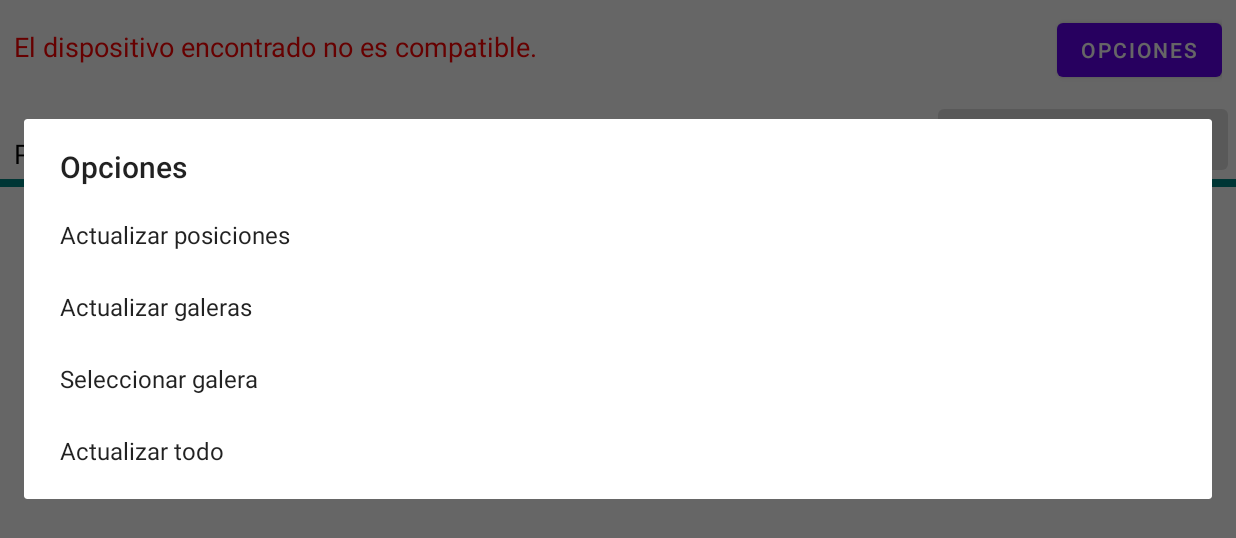
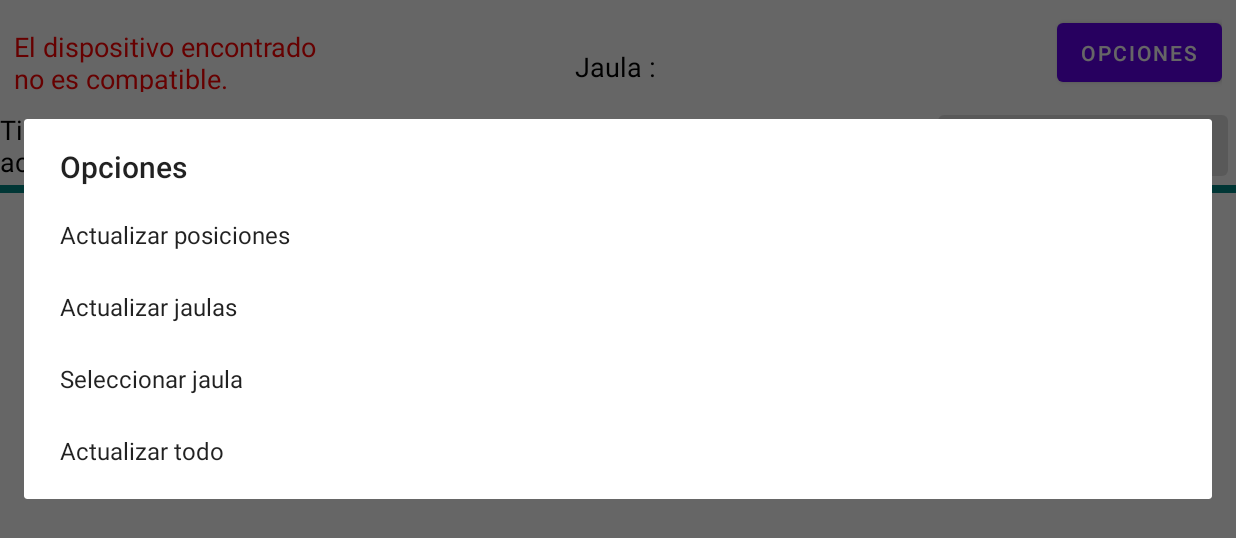
Before and after one commit to ArnoldMedinaBenavente/URA4-APP, an Android app: the screen it shows after launch (MainActivity), after a tap on "OPCIONES", on a phone screen of 824 x 412 dp (held sideways). Shown: the top 538 px of the screen. Run offline under Robolectric (Android 15) with nearby library versions, the phone set to English and light mode, and no system bars; our stand-ins replace Volley; network calls fail.

Commit message:
update 1

```diff
--- a/MiddlewareURAN/app/src/main/java/com/middlewareUran/Constantes.java
+++ b/MiddlewareURAN/app/src/main/java/com/middlewareUran/Constantes.java
@@ -2,7 +2,7 @@ package com.middlewareUran;
 
 public class Constantes {
     static String port;
-     String urlApi = "https://cemex.grupohqh.com/api";
+     String urlApi = "http://wurth.grupohqh.com/api";
 
 
 
--- a/MiddlewareURAN/app/src/main/java/com/middlewareUran/database/ConnectionHelperDb.java
+++ b/MiddlewareURAN/app/src/main/java/com/middlewareUran/database/ConnectionHelperDb.java
@@ -20,6 +20,9 @@ public class ConnectionHelperDb extends SQLiteOpenHelper {
     final String CREATE_TABLE_ERRORS = "CREATE TABLE errors (idRegistry INTEGER PRIMARY KEY, error TEXT,date TEXT)";
     final String CREATE_TABLE_TAGS = "CREATE TABLE tags (idRegistry INTEGER PRIMARY KEY, id TEXT,epc TEXT, idStation TEXT)";
 
+    final String CREATE_TABLE_CAGES = "CREATE TABLE cages (idRegistry INTEGER PRIMARY KEY, id TEXT,id_customer TEXT,code TEXT," +
+            "manager TEXT,status TEXT,selected TEXT, name_customer TEXT)";
+
     public ConnectionHelperDb(@Nullable Context context, @Nullable String name, @Nullable SQLiteDatabase.CursorFactory factory, int version) {
         super(context, name, factory, version);
     }
@@ -33,7 +36,7 @@ public class ConnectionHelperDb extends SQLiteOpenHelper {
         db.execSQL(CREATE_TABLE_STATIONS_LOG);
         db.execSQL(CREATE_TABLE_ERRORS);
         db.execSQL(CREATE_TABLE_TAGS);
-
+        db.execSQL(CREATE_TABLE_CAGES);
     }
 
     @Override
--- a/MiddlewareURAN/app/src/main/res/layout/activity_main.xml
+++ b/MiddlewareURAN/app/src/main/res/layout/activity_main.xml
@@ -11,23 +11,24 @@
         android:layout_width="match_parent"
         android:layout_height="wrap_content"
         android:orientation="horizontal">
+
         <LinearLayout
-            android:layout_weight="1"
-            android:layout_width="wrap_content"
+            android:layout_width="123dp"
             android:layout_height="match_parent"
             android:layout_gravity="top"
             android:layout_marginTop="9dp"
-            android:padding="9dp"
-            android:orientation="horizontal">
+            android:layout_weight="1"
+            android:orientation="horizontal"
+            android:padding="9dp">
 
             <TextView
                 android:id="@+id/txtStatus"
                 android:layout_width="wrap_content"
                 android:layout_height="match_parent"
                 android:text="Status"
-            android:textSize="18dp"
-        />
+                android:textSize="18dp" />
         </LinearLayout>
+
         <LinearLayout
             android:layout_weight="1"
             android:layout_width="wrap_content"
@@ -45,19 +46,52 @@
                 />
 
         </LinearLayout>
+
         <LinearLayout
+            android:layout_width="wrap_content"
+            android:layout_height="61dp"
+            android:layout_gravity="center"
+            android:layout_marginTop="9dp"
             android:layout_weight="1"
+            android:orientation="horizontal"
+            android:padding="9dp">
+
+            <TextView
+                android:id="@+id/textView_galera"
                 android:layout_width="wrap_content"
-            android:layout_height="match_parent"
+                android:layout_height="wrap_content"
+                android:layout_gravity="center"
+                android:layout_weight="1"
+                android:text="Jaula : "
+                android:textColor="@color/black"
+                android:textSize="18dp" />
+
+            <TextView
+                android:id="@+id/textView_selected_galera"
+                android:layout_width="wrap_content"
+                android:layout_height="wrap_content"
+                android:layout_gravity="center"
+                android:layout_weight="1"
+                android:text=" "
+                android:textColor="@color/black"
+                android:textSize="18dp" />
+
+
+        </LinearLayout>
+
+        <LinearLayout
+            android:layout_width="136dp"
+            android:layout_height="wrap_content"
             android:layout_gravity="top"
-            android:padding="9dp"
+            android:layout_weight="1"
             android:gravity="right"
-            android:orientation="horizontal">
+            android:orientation="horizontal"
+            android:padding="9dp">
 
             <Button
                 android:id="@+id/button_options"
                 android:layout_width="wrap_content"
-                android:layout_height="wrap_content"
+                android:layout_height="51dp"
                 android:text="Opciones" />
         </LinearLayout>
     </LinearLayout>
@@ -65,6 +99,33 @@
         android:layout_width="match_parent"
         android:layout_height="wrap_content"
         android:orientation="horizontal">
+
+        <LinearLayout
+            android:layout_width="155dp"
+            android:layout_height="match_parent"
+            android:layout_weight="1"
+            android:gravity="top"
+            android:orientation="horizontal">
+
+            <TextView
+                android:id="@+id/textView_time"
+                android:layout_width="113dp"
+                android:layout_height="wrap_content"
+                android:layout_gravity="center"
+                android:layout_weight="1"
+                android:text="Tiempo de actualización : "
+                android:textColor="@color/black"
+                android:textSize="18dp" />
+
+            <Spinner
+                android:id="@+id/spinnerTimeAntenna"
+                android:layout_width="58dp"
+                android:layout_height="wrap_content"
+                android:layout_gravity="center"
+                android:layout_weight="1"
+                android:entries="@array/time_antenna_values"></Spinner>
+
+        </LinearLayout>
 
         <LinearLayout
             android:layout_width="wrap_content"
@@ -89,41 +150,8 @@
                 android:id="@+id/spinnerPowerAntenna"
                 android:layout_width="wrap_content"
                 android:layout_height="wrap_content"
-                android:entries="@array/power_antenna_values"
-                android:layout_gravity="center">
-            </Spinner>
-
-        </LinearLayout>
-
-        <LinearLayout
-            android:layout_weight="1"
-            android:layout_width="wrap_content"
-            android:layout_height="wrap_content"
                 android:layout_gravity="center"
-            android:layout_marginTop="9dp"
-            android:padding="9dp"
-            android:orientation="horizontal">
-
-            <TextView
-                android:id="@+id/textView_galera"
-                android:layout_width="wrap_content"
-                android:layout_height="wrap_content"
-                android:layout_gravity="center"
-                android:layout_weight="1"
-                android:text="Planta : "
-                android:textColor="@color/black"
-                android:textSize="18dp" />
-
-            <TextView
-                android:id="@+id/textView_selected_galera"
-                android:layout_width="wrap_content"
-                android:layout_height="wrap_content"
-                android:layout_gravity="center"
-                android:layout_weight="1"
-                android:text="CEMEX SLP "
-                android:textColor="@color/black"
-                android:textSize="18dp" />
-
+                android:entries="@array/power_antenna_values"></Spinner>
 
         </LinearLayout>
 
--- a/MiddlewareURAN/app/src/main/res/values/strings.xml
+++ b/MiddlewareURAN/app/src/main/res/values/strings.xml
@@ -19,9 +19,17 @@
 
     <string-array name="opciones_array">
         <item>Actualizar posiciones</item>
-        <item>Actualizar galeras</item>
-        <item>Seleccionar galera</item>
+        <item>Actualizar jaulas</item>
+        <item>Seleccionar jaula</item>
         <item>Actualizar todo</item>
     </string-array>
 
+    <string-array name="time_antenna_values">
+        <item>1</item>
+        <item>2</item>
+        <item>3</item>
+        <item>4</item>
+        <item>5</item>
+    </string-array>
+
 </resources>
```
Also changed, not shown: MiddlewareURAN/app/src/main/java/com/middlewareUran/MainActivity.java (+51 -47 lines), MiddlewareURAN/app/src/main/java/com/middlewareUran/Objects/Cages.java (added, +82 -0 lines), MiddlewareURAN/app/src/main/java/com/middlewareUran/ServicioAPI.java (+25 -13 lines). Lines whose indentation alone changed are shown as unchanged.
